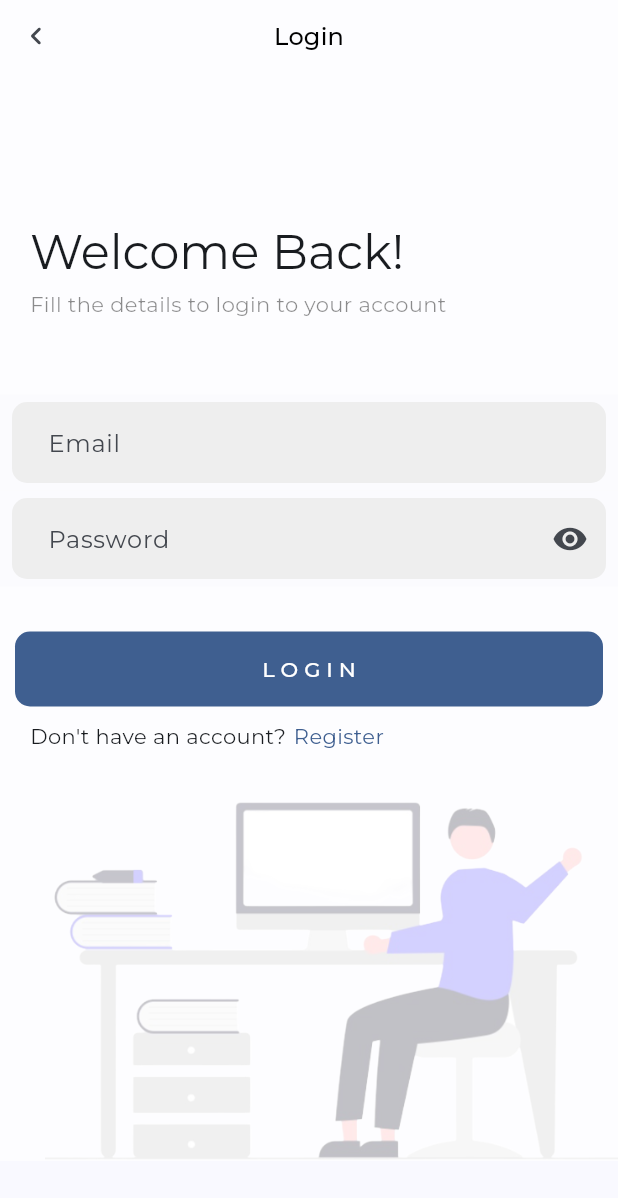
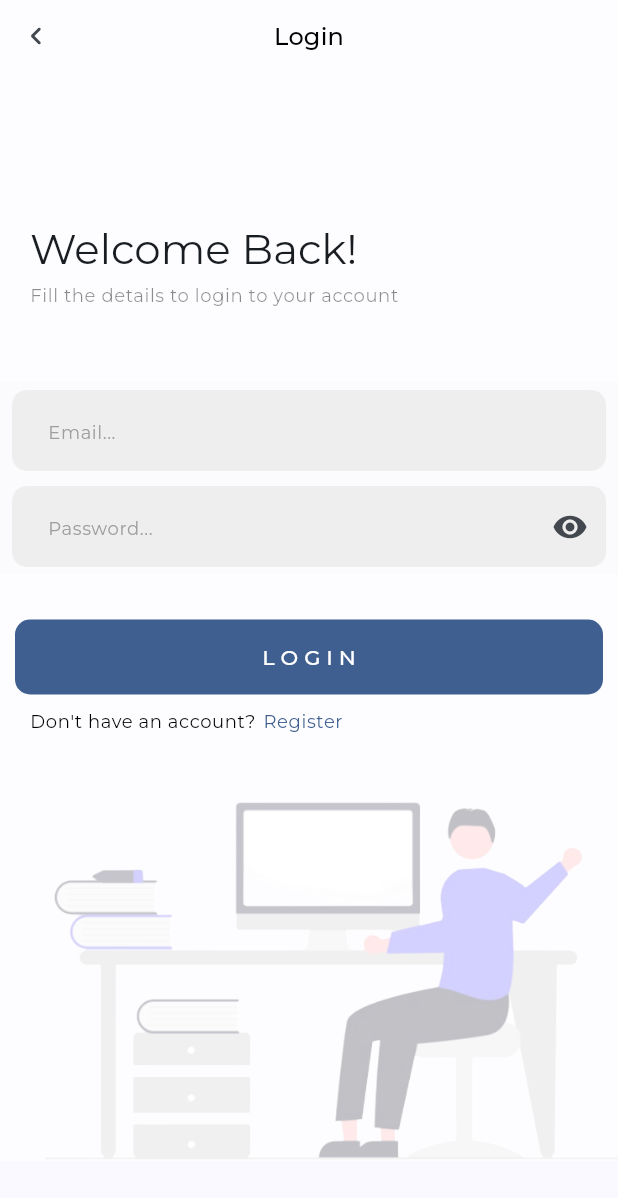
Before and after one commit to borhanedinee/khidma, a Flutter app: the screen it shows after launch, after a tap on the "navigate next" icon, after a tap on "Continue as a guest", after a tap on "Join us", on a phone screen of 412 x 824 dp. Shown: the top 1198 px of the screen. Run offline on Flutter 3.47's test engine with Material 3 defaults, Android fonts, the light colour scheme and no system bars; our stand-ins replace get, smooth_page_indicator; project files that could hold a hidden picture were left out.

Commit message:
ui update

```diff
--- a/frontend/lib/presentation/pages/auth/login_page.dart
+++ b/frontend/lib/presentation/pages/auth/login_page.dart
@@ -65,14 +65,14 @@ class LoginPage extends StatelessWidget {
                           padding: const EdgeInsets.only(left: 20),
                           child: Text(
                             'Welcome Back!',
-                            style: textTheme.headlineLarge,
+                            style: textTheme.headlineMedium,
                           ),
                         ),
                         Padding(
                           padding: const EdgeInsets.only(left: 20, top: 5),
                           child: Text(
                             'Fill the details to login to your account',
-                            style: textTheme.bodyMedium!
+                            style: textTheme.bodySmall!
                                 .copyWith(color: Colors.black45),
                           ),
                         ),
@@ -80,11 +80,11 @@ class LoginPage extends StatelessWidget {
                           height: 50,
                         ),
                         const MyFormField(
-                          hintText: 'Email',
+                          hintText: 'Email...',
                           isObsecure: false,
                         ),
                         const MyFormField(
-                          hintText: 'Password',
+                          hintText: 'Password...',
                           isObsecure: true,
                         ),
                         const SizedBox(
@@ -101,7 +101,11 @@ class LoginPage extends StatelessWidget {
                           ),
                           child: Row(
                             children: [
-                              const Text('Don\'t have an account?'),
+                              Text(
+                                'Don\'t have an account?',
+                                style: textTheme.bodySmall!
+                                    .copyWith(color: Colors.black),
+                              ),
                               const SizedBox(width: 5),
                               GestureDetector(
                                 onTap: () {
@@ -109,9 +113,8 @@ class LoginPage extends StatelessWidget {
                                 },
                                 child: Text(
                                   'Register',
-                                  style: TextStyle(
-                                    color: Theme.of(context).primaryColor,
-                                  ),
+                                  style: textTheme.bodySmall!.copyWith(
+                                      color: Theme.of(context).primaryColor),
                                 ),
                               ),
                             ],
--- a/frontend/lib/presentation/pages/auth/signup_page.dart
+++ b/frontend/lib/presentation/pages/auth/signup_page.dart
@@ -64,21 +64,20 @@ class SignupPage extends StatelessWidget {
                           padding: const EdgeInsets.only(left: 20),
                           child: Text(
                             'Hello, Welcome!',
-                            style: textTheme.headlineLarge,
+                            style: textTheme.headlineMedium,
                           ),
                         ),
                         Padding(
                           padding: const EdgeInsets.only(left: 20, top: 5),
                           child: Text(
                             'Fill the details to sign up for an account',
-                            style: textTheme.bodyMedium!
+                            style: textTheme.bodySmall!
                                 .copyWith(color: Colors.black45),
                           ),
                         ),
                         const SizedBox(
                           height: 50,
                         ),
-
                         const MyFormField(
                           hintText: 'Full name',
                           isObsecure: false,
@@ -105,7 +104,11 @@ class SignupPage extends StatelessWidget {
                           ),
                           child: Row(
                             children: [
-                              const Text('Already have an account?'),
+                              Text(
+                                'Already have an account?',
+                                style: textTheme.bodySmall!
+                                    .copyWith(color: Colors.black),
+                              ),
                               const SizedBox(width: 5),
                               GestureDetector(
                                 onTap: () {
@@ -113,9 +116,8 @@ class SignupPage extends StatelessWidget {
                                 },
                                 child: Text(
                                   'Login',
-                                  style: TextStyle(
-                                    color: Theme.of(context).primaryColor,
-                                  ),
+                                  style: textTheme.bodySmall!.copyWith(
+                                      color: Theme.of(context).primaryColor),
                                 ),
                               ),
                             ],
--- a/frontend/lib/presentation/pages/home_pages/home_page.dart
+++ b/frontend/lib/presentation/pages/home_pages/home_page.dart
@@ -3,6 +3,7 @@ import 'package:get/get.dart';
 import 'package:khidma/domain/models/job_model.dart';
 import 'package:khidma/main.dart';
 import 'package:khidma/presentation/pages/auth/login_page.dart';
+import 'package:khidma/presentation/pages/on_boarding_pages/on_boarding_one.dart';
 import 'package:khidma/presentation/widgets/home/popular_job.dart';
 import 'package:khidma/presentation/widgets/home/my_home_header.dart';
 import 'package:khidma/presentation/widgets/home/recent_job.dart';
@@ -25,13 +26,12 @@ class HomePage extends StatelessWidget {
               crossAxisAlignment: CrossAxisAlignment.start,
               children: [
                 Padding(
-                  padding: const EdgeInsets.symmetric(horizontal: 16.0),
+                  padding: const EdgeInsets.symmetric(horizontal: 30),
                   child: Text(
                     'Search \nFind & Apply',
-                    style: Theme.of(context).textTheme.titleLarge?.copyWith(
+                    style: Theme.of(context).textTheme.headlineMedium?.copyWith(
                           color: Colors.black,
                           fontWeight: FontWeight.w900,
-                          fontSize: 36,
                         ),
                   ),
                 ),
@@ -63,14 +63,17 @@ class HomePage extends StatelessWidget {
                 borderRadius: const BorderRadius.all(Radius.circular(16)),
                 child: TextField(
                   decoration: InputDecoration(
-                      hintText: "Search...",
-                      border: InputBorder.none,
-                      filled: true,
-                      fillColor: Colors.grey[100],
-                      contentPadding: const EdgeInsets.symmetric(
-                          horizontal: 8, vertical: 10),
-                      prefixIcon: const Icon(Icons.search),
-                      suffixIcon: const Icon(Icons.settings)),
+                    hintText: "Search...",
+                    hintStyle:
+                        textTheme.bodySmall!.copyWith(color: Colors.grey),
+                    border: InputBorder.none,
+                    filled: true,
+                    fillColor: Colors.grey[100],
+                    contentPadding:
+                        const EdgeInsets.symmetric(horizontal: 8, vertical: 10),
+                    prefixIcon: const Icon(Icons.search),
+                    suffixIcon: const Icon(Icons.settings),
+                  ),
                 ),
               ),
             ),
--- a/frontend/lib/presentation/pages/on_boarding_pages/on_boarding_one.dart
+++ b/frontend/lib/presentation/pages/on_boarding_pages/on_boarding_one.dart
@@ -17,7 +17,7 @@ class OnBoardingOne extends StatelessWidget {
       body: Column(
         children: [
           SizedBox(
-            height: (size.height - 100) * .1,
+            height: size.height * .08,
           ),
           JobItem(
             jobModel: JobModel(
@@ -29,8 +29,9 @@ class OnBoardingOne extends StatelessWidget {
             ),
             isLeftRadius: false,
           ),
+
           SizedBox(
-            height:  (size.height - 100) * .05 ,
+            height: size.height * .02,
           ),
           JobItem(
             jobModel: JobModel(
@@ -43,13 +44,15 @@ class OnBoardingOne extends StatelessWidget {
             isLeftRadius: true,
           ),
           SizedBox(
-            height:  (size.height - 100) * .04,
+            height: size.height * .05,
           ),
-          Column(
+          SizedBox(
+            width: size.width - 60,
+            child: Column(
               children: [
                 Text(
                   'Find Your Dream Job',
-                style: textTheme.titleLarge,
+                  style: textTheme.titleMedium,
                 ),
                 const SizedBox(
                   height: 10,
@@ -60,6 +63,7 @@ class OnBoardingOne extends StatelessWidget {
                   textAlign: TextAlign.center,
                 )
               ],
+            ),
           )
         ],
       ),
--- a/frontend/lib/presentation/pages/on_boarding_pages/on_boarding_page.dart
+++ b/frontend/lib/presentation/pages/on_boarding_pages/on_boarding_page.dart
@@ -44,7 +44,9 @@ class _OnBoardingPageState extends State<OnBoardingPage> {
           builder: (controller) => Stack(
             alignment: Alignment.center,
             children: [
-              PageView(
+              SizedBox(
+                height: size.height,
+                child: PageView(
                   controller: _pageController.pageController,
                   children:  [
                     const OnBoardingOne(),
@@ -52,12 +54,14 @@ class _OnBoardingPageState extends State<OnBoardingPage> {
                     GetStartedPage(),
                   ],
                 ),
+              ),
               Positioned(
+                top: size.height * .85,
                 width: size.width - 40,
-                bottom: 20,
                 child: AnimatedOpacity(
                   opacity: _pageController.currentPage != 2 ? 1 : 0,
                   duration: Durations.long3,
+
                   child: Column(
                     children: [
                       SmoothPageIndicator(
--- a/frontend/lib/presentation/pages/on_boarding_pages/on_boarding_two.dart
+++ b/frontend/lib/presentation/pages/on_boarding_pages/on_boarding_two.dart
@@ -12,19 +12,21 @@ class OnBoardingTwo extends StatelessWidget {
       body: Column(
         children: [
           SizedBox(
-            height: (size.height - 100) * .1,
+            height: size.height * .1
           ),
           Center(
             child: Image.asset(
               'assets/images/onbrd2.png',
               fit: BoxFit.fill,
-              height: (size.height - 100) * .65,
+              height: size.height * .5,
             ),
           ),
           SizedBox(
-            height: (size.height - 100) * .04,
+            height: size.height * .05,
           ),
-          Column(
+          SizedBox(
+            width: size.width - 60,
+            child: Column(
               children: [
                 Text(
                   'Connect with Opportunity',
@@ -34,11 +36,12 @@ class OnBoardingTwo extends StatelessWidget {
                   height: 10,
                 ),
                 Text(
-                'Discover jobs tailored to your skills and interests. Connect with top companies and take the next step in your \ncareer journey.',
+                  'Discover jobs tailored to your skills and interests. Connect with top companies and take the next step in your career journey.',
                   style: textTheme.bodySmall,
                   textAlign: TextAlign.center,
                 )
               ],
+            ),
           )
         ],
       ),
--- a/frontend/lib/presentation/widgets/home/applicants_page/applicants_job_item.dart
+++ b/frontend/lib/presentation/widgets/home/applicants_page/applicants_job_item.dart
@@ -42,7 +42,7 @@ class ApplicantsJobItem extends StatelessWidget {
                       children: [
                         Text(
                           'Horizon',
-                          style: textTheme.titleMedium!.copyWith(
+                          style: textTheme.titleSmall!.copyWith(
                             color: Colors.black,
                             fontWeight: FontWeight.bold,
                           ),
@@ -68,7 +68,7 @@ class ApplicantsJobItem extends StatelessWidget {
               padding: const EdgeInsets.only(left: 40 , top: 10),
               child: Text(
                 '\$25k / Monthly',
-                style: textTheme.titleMedium!.copyWith(
+                style: textTheme.bodyMedium!.copyWith(
                   color: Colors.grey,
                 ),
               ),
--- a/frontend/lib/presentation/widgets/home/my_drawer.dart
+++ b/frontend/lib/presentation/widgets/home/my_drawer.dart
@@ -86,11 +86,9 @@ class MyDrawer extends StatelessWidget {
             const SizedBox(
               height: 30,
             ),
-            const Text(
+             Text(
               'Version 1.0',
-              style: TextStyle(
-                color: Colors.grey,
-              ),
+              style: textTheme.bodySmall!.copyWith(color: Colors.grey)
             ),
             const SizedBox(
               height: 10,
--- a/frontend/lib/presentation/widgets/home/my_drawer_page_item.dart
+++ b/frontend/lib/presentation/widgets/home/my_drawer_page_item.dart
@@ -2,6 +2,7 @@ import 'package:flutter/material.dart';
 import 'package:get/get.dart';
 import 'package:khidma/presentation/controllers/drawer_controller.dart';
 import 'package:khidma/presentation/pages/home_pages/home_page.dart';
+import 'package:khidma/presentation/pages/on_boarding_pages/on_boarding_one.dart';
 import 'package:khidma/presentation/pages/on_boarding_pages/on_boarding_page.dart';
 
 class DrawePageItem extends StatelessWidget {
@@ -61,6 +62,7 @@ class DrawePageItem extends StatelessWidget {
               ),
               Text(
                 label,
+                style: textTheme.bodySmall!.copyWith(color: Colors.black),
               ),
             ],
           ),
--- a/frontend/lib/presentation/widgets/home/my_form_field.dart
+++ b/frontend/lib/presentation/widgets/home/my_form_field.dart
@@ -1,4 +1,5 @@
 import 'package:flutter/material.dart';
+import 'package:khidma/presentation/pages/on_boarding_pages/on_boarding_one.dart';
 
 class MyFormField extends StatelessWidget {
   final String hintText;
@@ -22,6 +23,7 @@ class MyFormField extends StatelessWidget {
           obscureText: isObsecure,
           decoration: InputDecoration(
             hintText: hintText,
+            hintStyle: textTheme.bodySmall!.copyWith(color: Colors.grey),
             border: InputBorder.none,
             filled: true,
             fillColor: Colors.grey[200],
--- a/frontend/lib/presentation/widgets/home/my_home_header.dart
+++ b/frontend/lib/presentation/widgets/home/my_home_header.dart
@@ -21,14 +21,15 @@ class MyHomeHeader extends StatelessWidget {
         children: [
           Text(
             headerLabel,
-            style: Theme.of(context).textTheme.titleMedium!.copyWith(
+            style: Theme.of(context).textTheme.titleSmall!.copyWith(
                   color: Colors.black,
                 ),
           ),
           IconButton(
             onPressed: () {},
-            icon: Icon(
+            icon: const Icon(
               Icons.widgets_rounded,
+              size: 20,
             ),
           ),
         ],
--- a/frontend/lib/presentation/widgets/home/popular_job.dart
+++ b/frontend/lib/presentation/widgets/home/popular_job.dart
@@ -37,7 +37,7 @@ class PopularJob extends StatelessWidget {
                 const SizedBox(width: 10),
                 Text(
                   jobModel.companyName,
-                  style: textTheme.titleLarge!.copyWith(
+                  style: textTheme.titleMedium!.copyWith(
                     color: Colors.black87,
                     fontWeight: FontWeight.bold,
                   ),
@@ -50,7 +50,7 @@ class PopularJob extends StatelessWidget {
               children: [
                 Text(
                   jobModel.jobTitle,
-                  style: textTheme.titleMedium!.copyWith(
+                  style: textTheme.titleSmall!.copyWith(
                     color: Colors.black87,
                     fontWeight: FontWeight.bold,
                   ),
@@ -58,7 +58,7 @@ class PopularJob extends StatelessWidget {
                 const SizedBox(width: 10),
                 Text(
                   jobModel.jobType,
-                  style: textTheme.titleSmall!.copyWith(
+                  style: textTheme.bodySmall!.copyWith(
                     color: Colors.black38,
                   ),
                 ),
@@ -72,7 +72,7 @@ class PopularJob extends StatelessWidget {
               children: [
                 Text(
                   jobModel.jobSalary,
-                  style: textTheme.titleMedium!.copyWith(
+                  style: textTheme.bodyMedium!.copyWith(
                     color: Colors.black54,
                   ),
                 ),
--- a/frontend/lib/presentation/widgets/home/recent_job.dart
+++ b/frontend/lib/presentation/widgets/home/recent_job.dart
@@ -1,4 +1,3 @@
-
 import 'package:flutter/material.dart';
 import 'package:khidma/main.dart';
 import 'package:khidma/presentation/pages/on_boarding_pages/on_boarding_one.dart';
@@ -13,9 +12,11 @@ class RecentJob extends StatelessWidget {
     return Padding(
       padding: const EdgeInsets.symmetric(horizontal: 5),
       child: Container(
-        padding: const EdgeInsets.only(left: 20 ,),
+        padding: const EdgeInsets.symmetric(
+          horizontal: 20,
+        ),
         margin: const EdgeInsets.only(bottom: 10),
-        width: 200,
+        width: size.width,
         height: 130,
         decoration: BoxDecoration(
           color: Colors.grey.shade100,
@@ -26,24 +27,27 @@ class RecentJob extends StatelessWidget {
           crossAxisAlignment: CrossAxisAlignment.start,
           children: [
             SizedBox(
-              width: size.width,
+              width: size.width - 40,
               child: Row(
                 children: [
-                  Image.asset(
-                    'assets/logos/recruitingLOGO.png',
-                    height: 40,
-                  ),
-                  const SizedBox(
-                    width: 10,
+                  SizedBox(
+                    width: (size.width - 40) * .2,
+                    child: Image.asset(
+                      'assets/logos/recruitingLOGO.png',
+                      height: 40,
+                    ),
                   ),
                   SizedBox(
-                    width: size.width * .6,
+                    width: (size.width - 40) * .025,
+                  ),
+                  SizedBox(
+                    width: (size.width - 40) * .55,
                     child: Column(
                       crossAxisAlignment: CrossAxisAlignment.start,
                       children: [
                         Text(
                           'Horizon',
-                          style: textTheme.titleMedium!.copyWith(
+                          style: textTheme.titleSmall!.copyWith(
                             color: Colors.black,
                             fontWeight: FontWeight.bold,
                           ),
@@ -51,16 +55,22 @@ class RecentJob extends StatelessWidget {
                         Text(
                           'Software Engineer - Full-Stack',
                           overflow: TextOverflow.fade,
-                          style: textTheme.titleSmall!.copyWith(
+                          style: textTheme.bodySmall!.copyWith(
                             color: Colors.grey.shade700,
                           ),
                         ),
                       ],
                     ),
                   ),
-                  IconButton.filled(
-                    onPressed: () {},
-                    icon: const Icon(Icons.navigate_next),
+                  SizedBox(
+                    width: (size.width - 40) * .05,
+                  ),
+                  SizedBox(
+
+                    child: IconButton.filled(
+                      onPressed: () {},
+                      icon: const Icon(Icons.navigate_next),
+                    ),
                   ),
                 ],
               ),
@@ -69,7 +79,7 @@ class RecentJob extends StatelessWidget {
               padding: const EdgeInsets.only(left: 40),
               child: Text(
                 '\$25k / Monthly',
-                style: textTheme.titleLarge!.copyWith(
+                style: textTheme.bodyMedium!.copyWith(
                   color: Colors.grey,
                 ),
               ),
--- a/frontend/lib/presentation/widgets/onBoarding/job_item.dart
+++ b/frontend/lib/presentation/widgets/onBoarding/job_item.dart
@@ -22,7 +22,7 @@ class JobItem extends StatelessWidget {
       child: Container(
         padding: const EdgeInsets.only(left: 20),
         width: size.width - 80,
-        height: (size.height - 100) * .3,
+        height: (size.height ) * .25,
         decoration: BoxDecoration(
           color: Colors.grey.shade200.withOpacity(.2),
           borderRadius: BorderRadius.horizontal(
@@ -42,7 +42,7 @@ class JobItem extends StatelessWidget {
                 const SizedBox(width: 10),
                 Text(
                   jobModel.companyName,
-                  style: textTheme.titleLarge!.copyWith(
+                  style: textTheme.titleMedium!.copyWith(
                     color: Colors.white,
                     fontWeight: FontWeight.bold,
                   ),
@@ -55,7 +55,7 @@ class JobItem extends StatelessWidget {
               children: [
                 Text(
                   jobModel.jobTitle,
-                  style: textTheme.titleMedium!.copyWith(
+                  style: textTheme.titleSmall!.copyWith(
                     color: Colors.white70,
                     fontWeight: FontWeight.bold,
                   ),
@@ -63,7 +63,7 @@ class JobItem extends StatelessWidget {
                 const SizedBox(width: 10),
                 Text(
                   jobModel.jobType,
-                  style: textTheme.titleSmall!.copyWith(color: Colors.white54),
+                  style: textTheme.bodySmall!.copyWith(color: Colors.white54),
                 ),
               ],
             ),
@@ -75,7 +75,7 @@ class JobItem extends StatelessWidget {
               children: [
                 Text(jobModel.jobSalary,
                     style:
-                        textTheme.titleMedium!.copyWith(color: Colors.white60)),
+                        textTheme.titleSmall!.copyWith(color: Colors.white60)),
                 const Spacer(),
                 IconButton.filled(
                   onPressed: () {
```
Lines whose indentation alone changed are shown as unchanged.
